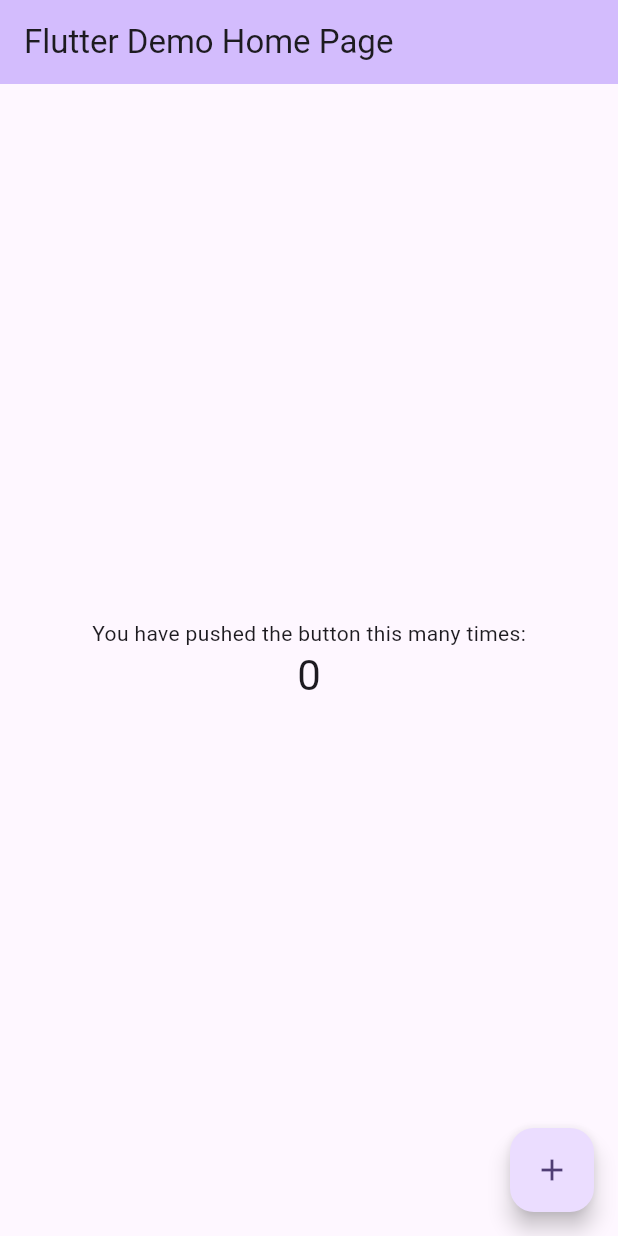
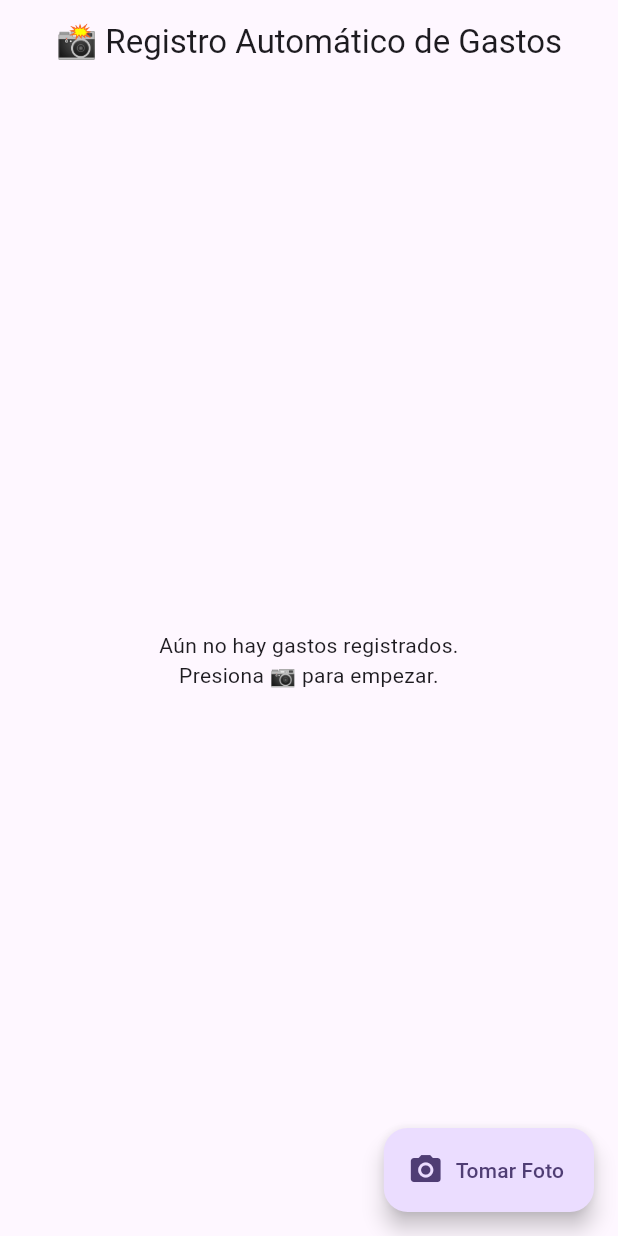
Before and after one commit to Xinefeth/Mvp-Customer, a Flutter app: the screen it shows after launch, on a phone screen of 412 x 824 dp. Run offline on Flutter 3.47's test engine with Material 3 defaults, Android fonts, the phone set to English and light mode, and no system bars; our stand-ins replace image_picker; missing offline and left inert: google_mlkit_text_recognition.

Commit message:
funciona pofavo

```diff
--- a/gastos/lib/main.dart
+++ b/gastos/lib/main.dart
@@ -1,122 +1,161 @@
+import 'dart:io';
 import 'package:flutter/material.dart';
+import 'package:image_picker/image_picker.dart';
+import 'package:google_mlkit_text_recognition/google_mlkit_text_recognition.dart';
 
 void main() {
-  runApp(const MyApp());
+  runApp(const GastosOCRApp());
 }
 
-class MyApp extends StatelessWidget {
-  const MyApp({super.key});
+class GastosOCRApp extends StatelessWidget {
+  const GastosOCRApp({super.key});
 
-  // This widget is the root of your application.
   @override
   Widget build(BuildContext context) {
     return MaterialApp(
-      title: 'Flutter Demo',
+      title: 'Gastos OCR Automático',
+      debugShowCheckedModeBanner: false,
       theme: ThemeData(
-        // This is the theme of your application.
-        //
-        // TRY THIS: Try running your application with "flutter run". You'll see
-        // the application has a purple toolbar. Then, without quitting the app,
-        // try changing the seedColor in the colorScheme below to Colors.green
-        // and then invoke "hot reload" (save your changes or press the "hot
-        // reload" button in a Flutter-supported IDE, or press "r" if you used
-        // the command line to start the app).
-        //
-        // Notice that the counter didn't reset back to zero; the application
-        // state is not lost during the reload. To reset the state, use hot
-        // restart instead.
-        //
-        // This works for code too, not just values: Most code changes can be
-        // tested with just a hot reload.
         colorScheme: ColorScheme.fromSeed(seedColor: Colors.deepPurple),
+        useMaterial3: true,
       ),
-      home: const MyHomePage(title: 'Flutter Demo Home Page'),
+      home: const HomePage(),
     );
   }
 }
 
-class MyHomePage extends StatefulWidget {
-  const MyHomePage({super.key, required this.title});
-
-  // This widget is the home page of your application. It is stateful, meaning
-  // that it has a State object (defined below) that contains fields that affect
-  // how it looks.
-
-  // This class is the configuration for the state. It holds the values (in this
-  // case the title) provided by the parent (in this case the App widget) and
-  // used by the build method of the State. Fields in a Widget subclass are
-  // always marked "final".
-
-  final String title;
+class HomePage extends StatefulWidget {
+  const HomePage({super.key});
 
   @override
-  State<MyHomePage> createState() => _MyHomePageState();
+  State<HomePage> createState() => _HomePageState();
 }
 
-class _MyHomePageState extends State<MyHomePage> {
-  int _counter = 0;
+class _HomePageState extends State<HomePage> {
+  final ImagePicker _picker = ImagePicker();
+  final TextRecognizer _textRecognizer = TextRecognizer();
+  final List<Map<String, dynamic>> _gastos = [];
 
-  void _incrementCounter() {
-    setState(() {
-      // This call to setState tells the Flutter framework that something has
-      // changed in this State, which causes it to rerun the build method below
-      // so that the display can reflect the updated values. If we changed
-      // _counter without calling setState(), then the build method would not be
-      // called again, and so nothing would appear to happen.
-      _counter++;
-    });
+  bool _procesando = false;
+
+  Future<void> _tomarFotoYRegistrar() async {
+    final XFile? foto = await _picker.pickImage(source: ImageSource.camera);
+    if (foto == null) return;
+
+    setState(() => _procesando = true);
+
+    try {
+      final inputImage = InputImage.fromFile(File(foto.path));
+      final RecognizedText recognizedText =
+          await _textRecognizer.processImage(inputImage);
+
+      final texto = recognizedText.text;
+      final monto = _extraerMonto(texto);
+      final categoria = _clasificarGasto(texto);
+
+      _gastos.insert(0, {
+        'descripcion': texto.split('\n').first,
+        'monto': monto ?? 'Pendiente',
+        'categoria': categoria,
+        'fecha': DateTime.now(),
+      });
+
+      ScaffoldMessenger.of(context).showSnackBar(
+        SnackBar(
+          content: Text('✅ Gasto registrado automáticamente (${categoria})'),
+          backgroundColor: Colors.green.shade700,
+        ),
+      );
+    } catch (e) {
+      ScaffoldMessenger.of(context).showSnackBar(
+        SnackBar(content: Text('⚠️ Error procesando imagen: $e')),
+      );
+    } finally {
+      setState(() => _procesando = false);
+    }
+  }
+
+  /// Detecta montos tipo 23.50 o 15,90
+  String? _extraerMonto(String texto) {
+    final regex = RegExp(r'(\d+[.,]\d{2})');
+    final match = regex.firstMatch(texto.replaceAll(',', '.'));
+    return match != null ? match.group(1) : null;
+  }
+
+  /// Clasifica por palabras clave
+  String _clasificarGasto(String texto) {
+    texto = texto.toLowerCase();
+    if (texto.contains('pollo') ||
+        texto.contains('comida') ||
+        texto.contains('burger') ||
+        texto.contains('restaurante')) {
+      return '🍔 Comida';
+    } else if (texto.contains('uber') ||
+        texto.contains('taxi') ||
+        texto.contains('gasolina') ||
+        texto.contains('bus')) {
+      return '🚗 Transporte';
+    } else if (texto.contains('ropa') ||
+        texto.contains('tienda') ||
+        texto.contains('compra')) {
+      return '🛍️ Compras';
+    } else if (texto.contains('luz') ||
+        texto.contains('agua') ||
+        texto.contains('internet') ||
+        texto.contains('recibo')) {
+      return '💡 Servicios';
+    } else {
+      return '💰 Otros';
+    }
+  }
+
+  @override
+  void dispose() {
+    _textRecognizer.close();
+    super.dispose();
   }
 
   @override
   Widget build(BuildContext context) {
-    // This method is rerun every time setState is called, for instance as done
-    // by the _incrementCounter method above.
-    //
-    // The Flutter framework has been optimized to make rerunning build methods
-    // fast, so that you can just rebuild anything that needs updating rather
-    // than having to individually change instances of widgets.
     return Scaffold(
       appBar: AppBar(
-        // TRY THIS: Try changing the color here to a specific color (to
-        // Colors.amber, perhaps?) and trigger a hot reload to see the AppBar
-        // change color while the other colors stay the same.
-        backgroundColor: Theme.of(context).colorScheme.inversePrimary,
-        // Here we take the value from the MyHomePage object that was created by
-        // the App.build method, and use it to set our appbar title.
-        title: Text(widget.title),
+        title: const Text('📸 Registro Automático de Gastos'),
+        centerTitle: true,
       ),
-      body: Center(
-        // Center is a layout widget. It takes a single child and positions it
-        // in the middle of the parent.
-        child: Column(
-          // Column is also a layout widget. It takes a list of children and
-          // arranges them vertically. By default, it sizes itself to fit its
-          // children horizontally, and tries to be as tall as its parent.
-          //
-          // Column has various properties to control how it sizes itself and
-          // how it positions its children. Here we use mainAxisAlignment to
-          // center the children vertically; the main axis here is the vertical
-          // axis because Columns are vertical (the cross axis would be
-          // horizontal).
-          //
-          // TRY THIS: Invoke "debug painting" (choose the "Toggle Debug Paint"
-          // action in the IDE, or press "p" in the console), to see the
-          // wireframe for each widget.
-          mainAxisAlignment: MainAxisAlignment.center,
-          children: <Widget>[
-            const Text('You have pushed the button this many times:'),
-            Text(
-              '$_counter',
-              style: Theme.of(context).textTheme.headlineMedium,
-            ),
-          ],
-        ),
+      floatingActionButton: FloatingActionButton.extended(
+        onPressed: _procesando ? null : _tomarFotoYRegistrar,
+        icon: const Icon(Icons.camera_alt),
+        label: const Text('Tomar Foto'),
       ),
-      floatingActionButton: FloatingActionButton(
-        onPressed: _incrementCounter,
-        tooltip: 'Increment',
-        child: const Icon(Icons.add),
-      ), // This trailing comma makes auto-formatting nicer for build methods.
+      body: _procesando
+          ? const Center(child: CircularProgressIndicator())
+          : _gastos.isEmpty
+              ? const Center(
+                  child: Text(
+                    'Aún no hay gastos registrados.\nPresiona 📷 para empezar.',
+                    textAlign: TextAlign.center,
+                  ),
+                )
+              : ListView.builder(
+                  padding: const EdgeInsets.all(16),
+                  itemCount: _gastos.length,
+                  itemBuilder: (context, index) {
+                    final gasto = _gastos[index];
+                    return Card(
+                      elevation: 3,
+                      margin: const EdgeInsets.symmetric(vertical: 8),
+                      child: ListTile(
+                        leading: Text(
+                          gasto['categoria'],
+                          style: const TextStyle(fontSize: 20),
+                        ),
+                        title: Text(gasto['descripcion']),
+                        subtitle: Text(
+                            'Monto: S/${gasto['monto']} — ${gasto['fecha'].toString().substring(0, 16)}'),
+                      ),
+                    );
+                  },
+                ),
     );
   }
 }
```
Also changed, not shown: gastos/pubspec.yaml (+4 -69 lines), 1 other file.
